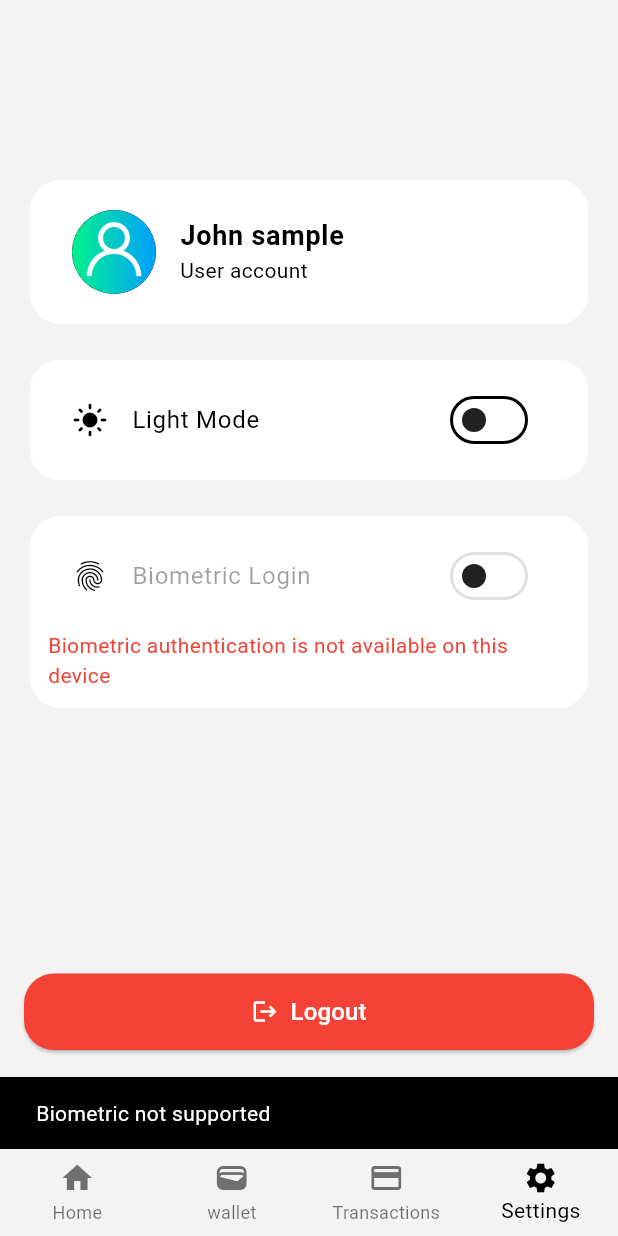
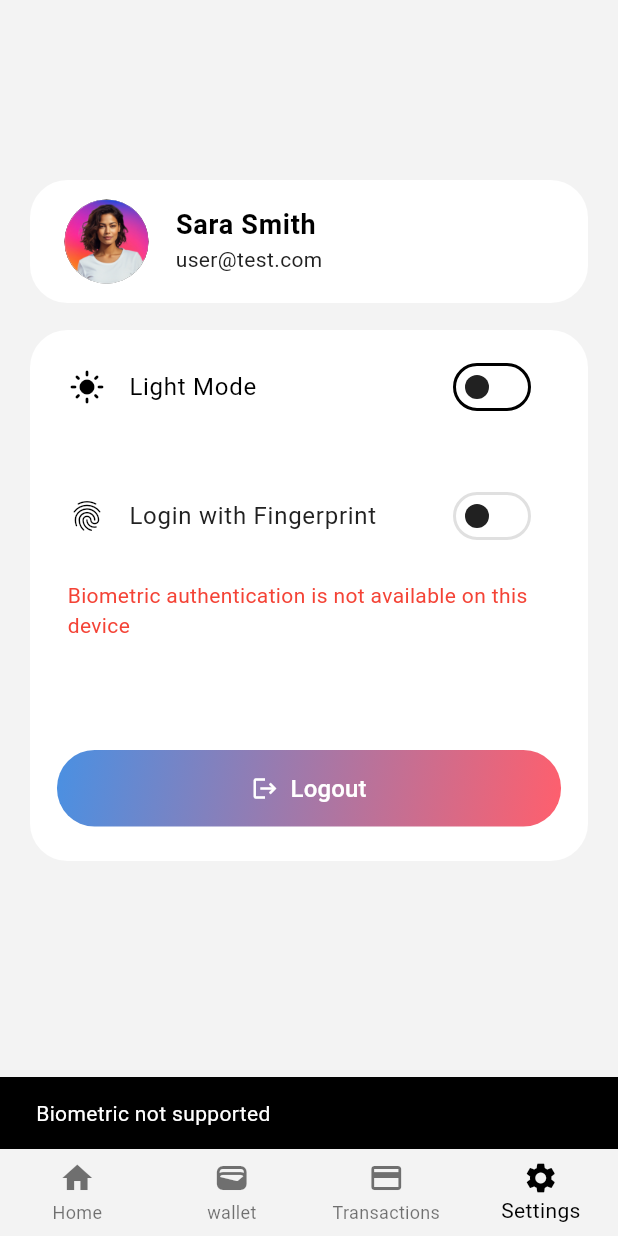
Before and after one commit to alisalehid/mini-banking-app, a Flutter app: the SettingsScreen screen opened by its route, on a phone screen of 412 x 824 dp. Run offline on Flutter 3.47's test engine with Material 3 defaults, Android fonts, the light colour scheme and no system bars; our stand-ins replace bloc, dartz, dio, equatable, flutter_bloc, get and 8 more; missing offline and left inert: mesh_gradient; accounts and stored records are empty; generated files the repository leaves out were written again.

Commit message:
fixed bugs

```diff
--- a/lib/core/theme/presentation/theme/app_colors.dart
+++ b/lib/core/theme/presentation/theme/app_colors.dart
@@ -20,8 +20,12 @@ class AppColors {
   static const Color darkBackground = Color(0xFF121212); // Dark background
   static const Color darkText = Color(0xFFE0E0E0); // Light grey text
   static const Color darkButton = Color(0xFFFFFFFF); // White buttons
-  static const Color darkTitleButton = Color(0xFFFFFFFF); // Light card background
-  static const Color darkCardBackground = Color(0xFF1C1C1C); // car dark background
+  static const Color darkTitleButton = Color(0xFFFFFFFF);
+  static const Color darkCardBackground = Color(0xFF191919);
+
+
+
+
 
 
   // ThemeData for light mode
@@ -133,9 +137,41 @@ class AppColors {
     }
 
     return themeNotifier.themeMode == AppThemeMode.dark
-        ? darkCardBackground
-        : lightCardBackground;
+        ? darkBackground
+        : lightBackground;
   }
 
 
+  static LinearGradient backgroundGradient(BuildContext context) {
+    final themeNotifier = Provider.of<ThemeNotifier>(context, listen: false);
+
+    if (themeNotifier.themeMode == AppThemeMode.system) {
+      return MediaQuery.of(context).platformBrightness == Brightness.dark
+          ? darkBackgroundGradient
+          : lightBackgroundGradient;
+    }
+
+    return themeNotifier.themeMode == AppThemeMode.dark
+        ? darkBackgroundGradient
+        : lightBackgroundGradient;
+  }
+
+  static const LinearGradient lightBackgroundGradient = LinearGradient(
+    begin: Alignment.topCenter,
+    end: Alignment.bottomCenter,
+    colors: [
+      Color(0xFFF4F4F4), // Pure white (top)
+      Color(0xFFF4F4F4), // Very light gray (middle)
+    ],
+  );
+
+  static const LinearGradient darkBackgroundGradient = LinearGradient(
+    begin: Alignment.topCenter,
+    end: Alignment.bottomCenter,
+    colors: [
+      Color(0xFF1E1E1E), // A very dark gray/black
+      Color(0xFF0D0D0D), // Slightly lighter dark gray (bottom)
+    ],
+  );
+
 }
--- a/lib/features/settings/presentation/pages/setting_page.dart
+++ b/lib/features/settings/presentation/pages/setting_page.dart
@@ -39,13 +39,13 @@ class _SettingsScreenState extends State<SettingsScreen> {
     return BlocConsumer<AuthBloc, AuthState>(
       listener: (context, state) {
         if (state.message != null) {
-          ScaffoldMessenger.of(context).showSnackBar(
-            SnackBar(content: Text(state.message!)),
-          );
+          ScaffoldMessenger.of(
+            context,
+          ).showSnackBar(SnackBar(content: Text(state.message!)));
         }
       },
       builder: (context, state) {
-        return Scaffold(
+        return  Scaffold(
             backgroundColor: AppColors.background(context),
             body: Padding(
               padding: const EdgeInsets.all(16.0),
@@ -57,40 +57,61 @@ class _SettingsScreenState extends State<SettingsScreen> {
                   Card(
                     color: AppColors.cardBackground(context),
                     shape: RoundedRectangleBorder(
-                    borderRadius: BorderRadius.circular(20),
+                      borderRadius: BorderRadius.circular(25),
                     ),
                     elevation: 0,
                     child: Padding(
-                    padding: const EdgeInsets.all(12),
+                      padding: const EdgeInsets.all(5),
                       child: ListTile(
-                      leading: const CircleAvatar(
-                        radius: 28,
-                        backgroundImage: AssetImage("assets/images/profile.png"),
+                        leading: CircleAvatar(
+                          radius: 30,
+                          backgroundImage: AssetImage(
+                            "assets/images/profile.png",
+                          ),
+                          child: ClipOval(
+                            child: Image.asset(
+                              "assets/images/profile.png",
+                              fit: BoxFit
+                                  .cover, // Ensures the image scales to fit without cropping
+                            ),
+                          ),
                         ),
                         title: const Text(
-                        "John sample",
-                        style: TextStyle(fontSize: 18, fontWeight: FontWeight.bold),
+                          "Sara Smith",
+                          style: TextStyle(
+                            fontSize: 18,
+                            fontWeight: FontWeight.bold,
                           ),
-                      subtitle: const Text("User account"),
+                        ),
+                        subtitle: Text(
+                          "user@test.com",
+                          style: TextStyle(color: AppColors.textColor(context)),
+                        ),
                       ),
                     ),
                   ),
 
-                const SizedBox(height: 16),
+                  const SizedBox(height: 10),
 
-                /// Dark/Light mode toggle
+
+
+                  /// Biometric toggle / dark mode
                   Card(
                     color: AppColors.cardBackground(context),
                     shape: RoundedRectangleBorder(
-                    borderRadius: BorderRadius.circular(20),
+                      borderRadius: BorderRadius.circular(25),
                     ),
                     elevation: 0,
                     child: Padding(
-                    padding: const EdgeInsets.all(12),
-                    child: SwitchListTile(
-                      title: Text(themeNotifier.themeMode == AppThemeMode.dark
+                      padding: const EdgeInsets.all(10),
+                      child: Column(
+                        children: [
+                          SwitchListTile(
+                            title: Text(
+                              themeNotifier.themeMode == AppThemeMode.dark
                                   ? "Dark Mode"
-                          : "Light Mode"),
+                                  : "Light Mode",
+                            ),
                             value: themeNotifier.themeMode == AppThemeMode.dark,
                             onChanged: (value) {
                               themeNotifier.setThemeMode(
@@ -106,24 +127,14 @@ class _SettingsScreenState extends State<SettingsScreen> {
                               color: Theme.of(context).colorScheme.primary,
                             ),
                           ),
+                          SizedBox(height: 30),
+                          SwitchListTile(
+                            title: Text(
+                              "Login with Fingerprint",
+                              style: TextStyle(
+                                color: AppColors.textColor(context),
                               ),
                             ),
-
-                const SizedBox(height: 16),
-
-                /// Biometric toggle
-                Card(
-                  color: AppColors.cardBackground(context),
-                  shape: RoundedRectangleBorder(
-                    borderRadius: BorderRadius.circular(20),
-                  ),
-                  elevation: 0,
-                  child: Padding(
-                    padding: const EdgeInsets.all(12),
-                    child: Column(
-                      children: [
-                        SwitchListTile(
-                          title: const Text("Biometric Login"),
                             value: state.isBiometricEnabled,
                             onChanged: state.isBiometricSupported
                                 ? (value) {
@@ -141,47 +152,65 @@ class _SettingsScreenState extends State<SettingsScreen> {
                           ),
                           if (!state.isBiometricSupported)
                             const Padding(
-                            padding: EdgeInsets.only(top: 8.0),
+                              padding: EdgeInsets.all(15),
                               child: Text(
                                 "Biometric authentication is not available on this device",
                                 style: TextStyle(color: Colors.red),
                               ),
                             ),
+
+                          SizedBox(height: 50,) ,
+                          Padding(
+                            padding: const EdgeInsets.all(8.0),
+                            child: Container(
+                              decoration: BoxDecoration(
+                                borderRadius: BorderRadius.circular(25),
+                                gradient: const LinearGradient(
+                                  colors: [
+                                    Color(0xFF4A90E2),
+                                    Color(0xFFFF5F6D), // Red
+
+                                  ],
+                                  begin: Alignment.topLeft,
+                                  end: Alignment.bottomRight,
+                                ),
+                              ),
+                              child: SizedBox(
+                                width: double.infinity,
+                                child: TextButton.icon(
+                                  style: TextButton.styleFrom(
+                                    padding: const EdgeInsets.symmetric(vertical: 14),
+                                    backgroundColor: Colors.transparent, // no solid color
+                                    foregroundColor: AppColors.textColor(context), // red text & icon
+                                    shape: RoundedRectangleBorder(
+                                      borderRadius: BorderRadius.circular(25),
+                                    ),
+                                  ),
+                                  onPressed: () async {
+                                    final loginCubit = context.read<LoginCubit>();
+                                    await loginCubit.logout();
+                                    Navigator.of(context).pushReplacementNamed('/login');
+                                  },
+                                  icon: const Icon(Icons.logout , color: Colors.white,),
+                                  label: const Text(
+                                    "Logout",
+                                    style: TextStyle(
+                                      fontSize: 16,
+                                      color: Colors.white,
+                                      fontWeight: FontWeight.w500,
+                                    ),
+                                  ),
+                                ),
+                              ),
+                            ),
+                          ),
+                          SizedBox(height: 5) ,
+
                         ],
                       ),
                     ),
                   ),
 
-                const Spacer(),
-
-                /// Logout button
-                SizedBox(
-                  width: double.infinity,
-                  child: ElevatedButton.icon(
-                    style: ElevatedButton.styleFrom(
-                      padding: const EdgeInsets.symmetric(vertical: 14),
-                      shape: RoundedRectangleBorder(
-                        borderRadius: BorderRadius.circular(20),
-                      ),
-                      backgroundColor: Colors.red,
-                    ),
-                    onPressed: () async {
-                      // Get the LoginCubit instance
-                      final loginCubit = context.read<LoginCubit>();
-
-                      // Call logout
-                      await loginCubit.logout();
-
-                      // Optional: Navigate back to login screen
-                      Navigator.of(context).pushReplacementNamed('/login');
-                    },
-                    icon: const Icon(Icons.logout, color: Colors.white),
-                    label: const Text(
-                      "Logout",
-                      style: TextStyle(fontSize: 16, color: Colors.white),
-                    ),
-                  ),
-                ),
                   const SizedBox(height: 50),
                 ],
               ),
--- a/lib/features/transfer/presentation/pages/transfer_page.dart
+++ b/lib/features/transfer/presentation/pages/transfer_page.dart
@@ -7,12 +7,17 @@ class TransferPage extends StatelessWidget {
 
   @override
   Widget build(BuildContext context) {
-    return Scaffold(
-      backgroundColor: AppColors.background(context),
-      body: const Center(
-        child: Text(
-          "transfer",
-          style: TextStyle(fontSize: 24, fontWeight: FontWeight.bold),
+    return Container(
+      decoration: BoxDecoration(
+          gradient: AppColors.backgroundGradient(context)
+      ),
+      child: Scaffold(
+        backgroundColor: Colors.transparent,
+        body: const Center(
+          child: Text(
+            "transfer",
+            style: TextStyle(fontSize: 24, fontWeight: FontWeight.bold),
+          ),
         ),
       ),
     );
```
Also changed, not shown: assets/images/profile.png, 1 other file. Lines whose indentation alone changed are shown as unchanged.
